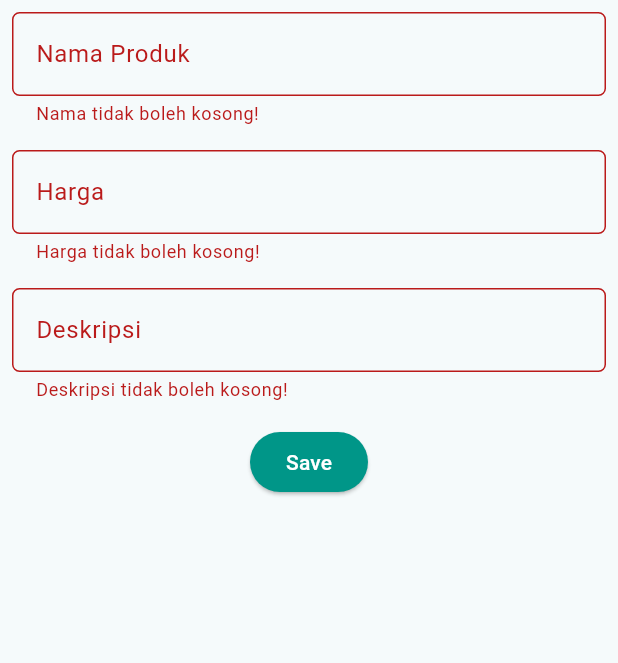
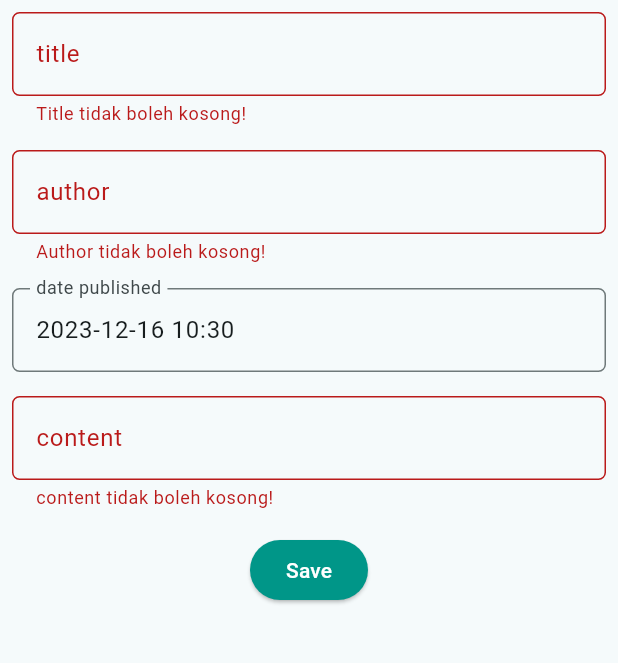
Before and after one commit to pbp-django-project/bookhub-mobile, a Flutter app: the DetailBulletinPage screen opened directly with empty values, after a tap on the "arrow back" icon, after a tap on "Add", after a tap on "Save", on a phone screen of 412 x 824 dp, the part 84-747 px from its top. Run offline on Flutter 3.47's test engine with Material 3 defaults, Android fonts, the phone set to English and light mode, and no system bars; missing offline and left inert: pbp_django_auth; network calls fail.

Commit message:
functionalitas udah jalan semua tinggal UI

```diff
--- a/lib/books/widgets/book_template.dart
+++ b/lib/books/widgets/book_template.dart
@@ -11,11 +11,11 @@ class BookTemplate extends StatelessWidget {
   @override
   Widget build(BuildContext context) {
     return ListTile(
-      contentPadding: EdgeInsets.all(8.0),
+      contentPadding: const EdgeInsets.all(8.0),
       leading: Image.network(snapshot.data![index].fields.coverImg!),
       title: Text(
         "${snapshot.data![index].fields.title}",
-        style: TextStyle(
+        style: const  TextStyle(
           fontWeight: FontWeight.bold
         )
       ),
@@ -24,7 +24,7 @@ class BookTemplate extends StatelessWidget {
       ),
       trailing: Text(
         "${snapshot.data![index].fields.pubYear}",
-        style: TextStyle(
+        style:const TextStyle(
           color: Colors.teal
         )
       ),
--- a/lib/books/widgets/filter_dropdown.dart
+++ b/lib/books/widgets/filter_dropdown.dart
@@ -18,7 +18,7 @@ class _FilterButtonState extends State<FilterButton> {
   @override
   Widget build(BuildContext context) {
     return DropdownButton<String>(
-      padding: EdgeInsets.fromLTRB(5, 0, 0, 3),
+      padding: const EdgeInsets.fromLTRB(5, 0, 0, 3),
       value: dropdownValue,
       icon: const Icon(Icons.arrow_downward),
       elevation: 6,
--- a/lib/bulletin/screens/bulletinlist_form.dart
+++ b/lib/bulletin/screens/bulletinlist_form.dart
@@ -1,7 +1,8 @@
 import 'dart:convert';
+import 'package:bookhub/bulletin/screens/list_bulletin.dart';
 import 'package:bookhub/homepage/screens/left_drawer.dart';
-import 'package:bookhub/homepage/screens/menu.dart';
 import 'package:flutter/material.dart';
+import 'package:intl/intl.dart';
 import 'package:pbp_django_auth/pbp_django_auth.dart';
 import 'package:provider/provider.dart';
 
@@ -15,9 +16,10 @@ class BulletinFormPage extends StatefulWidget {
 
 class _BulletinFormPageState extends State<BulletinFormPage> {
     final _formKey = GlobalKey<FormState>();
-    String _name = "";
-    int _price = 0;
-    String _description = "";
+    String _title = "";
+    String _author = "";
+    DateTime _datePublished = DateTime.now();
+    String _content = "";
 
     @override
     Widget build(BuildContext context) {
@@ -43,20 +45,20 @@ class _BulletinFormPageState extends State<BulletinFormPage> {
                   padding: const EdgeInsets.all(8.0),
                   child: TextFormField(
                     decoration: InputDecoration(
-                      hintText: "Nama Produk",
-                      labelText: "Nama Produk",
+                      hintText: "title",
+                      labelText: "title",
                       border: OutlineInputBorder(
                         borderRadius: BorderRadius.circular(5.0),
                       ),
                     ),
                     onChanged: (String? value) {
                       setState(() {
-                        _name = value!;
+                        _title = value!;
                       });
                     },
                     validator: (String? value) {
                       if (value == null || value.isEmpty) {
-                        return "Nama tidak boleh kosong!";
+                        return "Title tidak boleh kosong!";
                       }
                       return null;
                     },
@@ -66,23 +68,20 @@ class _BulletinFormPageState extends State<BulletinFormPage> {
                   padding: const EdgeInsets.all(8.0),
                   child: TextFormField(
                     decoration: InputDecoration(
-                      hintText: "Harga",
-                      labelText: "Harga",
+                      hintText: "author",
+                      labelText: "author",
                       border: OutlineInputBorder(
                         borderRadius: BorderRadius.circular(5.0),
                       ),
                     ),
                     onChanged: (String? value) {
                       setState(() {
-                        _price = int.parse(value!);
+                        _author = value!;
                       });
                     },
                     validator: (String? value) {
                       if (value == null || value.isEmpty) {
-                        return "Harga tidak boleh kosong!";
-                      }
-                      if (int.tryParse(value) == null) {
-                        return "Harga harus berupa angka!";
+                        return "Author tidak boleh kosong!";
                       }
                       return null;
                     },
@@ -92,20 +91,76 @@ class _BulletinFormPageState extends State<BulletinFormPage> {
                   padding: const EdgeInsets.all(8.0),
                   child: TextFormField(
                     decoration: InputDecoration(
-                      hintText: "Deskripsi",
-                      labelText: "Deskripsi",
+                      hintText: "date_published",
+                      labelText: "date published",
+                      border: OutlineInputBorder(
+                        borderRadius: BorderRadius.circular(5.0),
+                      ),
+                    ),
+                    onTap: () async {
+                    // Tampilkan date picker
+                    DateTime? date = await showDatePicker(
+                      context: context,
+                      initialDate: _datePublished,
+                      firstDate: DateTime(2000),
+                      lastDate: DateTime(2101),
+                    );
+
+                    // Jika pengguna memilih tanggal, tampilkan time picker
+                    if (date != null) {
+                      TimeOfDay? time = await showTimePicker(
+                        context: context,
+                        initialTime: TimeOfDay.fromDateTime(_datePublished),
+                      );
+
+                      // Jika pengguna memilih waktu, gabungkan tanggal dan waktu
+                      if (time != null) {
+                        setState(() {
+                          _datePublished = DateTime(
+                            date.year,
+                            date.month,
+                            date.day,
+                            time.hour,
+                            time.minute,
+                          );
+                        });
+                      }
+                    }
+                  },
+                  validator: (String? value) {
+                    if (_datePublished == null) {
+                      return "Date published tidak boleh kosong!";
+                    }
+                    return null;
+                  },
+                  readOnly: true,
+                  controller: TextEditingController(
+                    text: _datePublished != null
+                        ? DateFormat('yyyy-MM-dd HH:mm').format(_datePublished)
+                        : '',
+                  ),
+                ),
+                ),
+
+                Padding(
+                  padding: const EdgeInsets.all(8.0),
+                  child: TextFormField(
+                    decoration: InputDecoration(
+                      hintText: "content",
+                      labelText: "content",
+
                       border: OutlineInputBorder(
                         borderRadius: BorderRadius.circular(5.0),
                       ),
                     ),
                     onChanged: (String? value) {
                       setState(() {
-                        _description = value!;
+                        _content = value!;
                       });
                     },
                     validator: (String? value) {
                       if (value == null || value.isEmpty) {
-                        return "Deskripsi tidak boleh kosong!";
+                        return "content tidak boleh kosong!";
                       }
                       return null;
                     },
@@ -126,20 +181,21 @@ class _BulletinFormPageState extends State<BulletinFormPage> {
                               // Kirim ke Django dan tunggu respons
 
                               final response = await request.postJson(
-                              "http://127.0.0.1:8000/create-flutter/",
+                              "http://127.0.0.1:8000/bulletin/create-flutter/",
                               jsonEncode(<String, String>{
-                                  'name': _name,
-                                  'price': _price.toString(),
-                                  'description': _description,
+                                  'title': _title,
+                                  'author': _author,
+                                  'date_published': DateFormat('yyyy-MM-dd HH:mm').format(_datePublished),
+                                  'content': _content,
                               }));
                               if (response['status'] == 'success') {
                                   ScaffoldMessenger.of(context)
                                       .showSnackBar(const SnackBar(
-                                  content: Text("Produk baru berhasil disimpan!"),
+                                  content: Text("Bulletin baru berhasil disimpan!"),
                                   ));
                                   Navigator.pushReplacement(
                                       context,
-                                      MaterialPageRoute(builder: (context) => MyHomePage()),
+                                      MaterialPageRoute(builder: (context) => BulletinPage()),
                                   );
                               } else {
                                   ScaffoldMessenger.of(context)
--- a/lib/bulletin/screens/detail_bulletin.dart
+++ b/lib/bulletin/screens/detail_bulletin.dart
@@ -11,10 +11,10 @@ class DetailBulletinPage extends StatefulWidget {
       : super(key: key);
 
   @override
-  _DetailBulletinPageState createState() => _DetailBulletinPageState();
+  DetailBulletinPageState createState() => DetailBulletinPageState();
 }
 
-class _DetailBulletinPageState extends State<DetailBulletinPage> {
+class DetailBulletinPageState extends State<DetailBulletinPage> {
   Future<List<Bulletin>> fetchProduct() async {
     var url =
         Uri.parse('http://127.0.0.1:8000/bulletin/json/${widget.bulletinPk}/');
@@ -27,14 +27,15 @@ class _DetailBulletinPageState extends State<DetailBulletinPage> {
     var data = jsonDecode(utf8.decode(response.bodyBytes));
 
     // melakukan konversi data json menjadi object Product
-    List<Bulletin> list_product = [];
+    List<Bulletin> listProduct = [];
     for (var d in data) {
       if (d != null) {
-        list_product.add(Bulletin.fromJson(d));
+        listProduct.add(Bulletin.fromJson(d));
       }
     }
-    return list_product;
+    return listProduct;
   }
+
 
   @override
   Widget build(BuildContext context) {
@@ -96,10 +97,10 @@ class _DetailBulletinPageState extends State<DetailBulletinPage> {
                                   ),
                                 ),
                                 const SizedBox(height: 10),
-                                Text("${snapshot.data![index].fields.author}"),
+                                Text(snapshot.data![index].fields.author),
                                 const SizedBox(height: 10),
                                 Text(
-                                    "${snapshot.data![index].fields.datePublished.toString().substring(0, 19)}"),
+                                    snapshot.data![index].fields.datePublished.toString().substring(0, 19)),
                                 const SizedBox(height: 10),
                                 Text("${snapshot.data![index].fields.content}"),
                               ],
--- a/lib/bulletin/screens/list_bulletin.dart
+++ b/lib/bulletin/screens/list_bulletin.dart
@@ -1,3 +1,5 @@
+import 'package:bookhub/books/models/book.dart';
+import 'package:bookhub/books/widgets/book_template.dart';
 import 'package:bookhub/bulletin/screens/bulletinlist_form.dart';
 import 'package:bookhub/bulletin/screens/detail_bulletin.dart';
 import 'package:flutter/material.dart';
@@ -10,10 +12,33 @@ class BulletinPage extends StatefulWidget {
   const BulletinPage({Key? key}) : super(key: key);
 
   @override
-  _BulletinPageState createState() => _BulletinPageState();
+  BulletinPageState createState() => BulletinPageState();
 }
 
-class _BulletinPageState extends State<BulletinPage> {
+class BulletinPageState extends State<BulletinPage> {
+
+  String _query = "";
+  //search Query
+  Future<List<Books>> fetchBookRecomendation() async {
+    var url = Uri.parse('http://127.0.0.1:8000/bulletin/book-recomendation/');
+    var response = await http.get(
+      url,
+      headers: { "Content-Type": "application/json"},
+    );
+
+    var data = jsonDecode(utf8.decode(response.bodyBytes));
+
+    List<Books> listBook = [];
+    for (var d in data) {
+      if (d != null) {
+        listBook.add(Books.fromJson(d));
+      }
+    }
+    return listBook;
+
+
+  }
+
   Future<List<Bulletin>> fetchProduct() async {
     var url = Uri.parse('http://127.0.0.1:8000/bulletin/json/');
     var response = await http.get(
@@ -23,32 +48,39 @@ class _BulletinPageState extends State<BulletinPage> {
 
     var data = jsonDecode(utf8.decode(response.bodyBytes));
 
-    List<Bulletin> list_product = [];
+    List<Bulletin> listProduct = [];
     for (var d in data) {
       if (d != null) {
-        list_product.add(Bulletin.fromJson(d));
+        listProduct.add(Bulletin.fromJson(d));
       }
     }
-    return list_product;
+    return listProduct;
   }
 
-  Future<List<Bulletin>> fetchBulletin(String query) async {
+  Future<List<Bulletin>> fetchBulletin() async {
     var url =
-        Uri.parse('http://127.0.0.1:8000/bulletin/search-json/?q=$query/');
+        Uri.parse('http://127.0.0.1:8000/bulletin/json/');
     var response = await http.get(
       url,
       headers: {"Content-Type": "application/json"},
     );
-
     var data = jsonDecode(utf8.decode(response.bodyBytes));
 
-    List<Bulletin> list_search = [];
+    List<Bulletin> listSearch = [];
     for (var d in data) {
       if (d != null) {
-        list_search.add(Bulletin.fromJson(d));
+        listSearch.add(Bulletin.fromJson(d));
+
       }
     }
-    return list_search;
+
+    if(_query.isNotEmpty){
+      listSearch = listSearch.where((bulletin){
+        return bulletin.fields.title.toLowerCase().contains(_query.toLowerCase()) ||
+        bulletin.fields.content.toLowerCase().contains(_query.toLowerCase());
+      }).toList();
+    }
+    return listSearch;
   }
 
   @override
@@ -90,6 +122,10 @@ class _BulletinPageState extends State<BulletinPage> {
                     prefixIcon: Icon(Icons.search),
                   ),
                   onChanged: (value) {
+                    setState(() {
+                      // Set state or variables used by FutureBuilder
+                      _query = value;
+                    });
                     // Handle search logic here
                   },
                 ),
@@ -121,20 +157,18 @@ class _BulletinPageState extends State<BulletinPage> {
           ],
         ),
         FutureBuilder(
-            future: fetchProduct(),
-            builder: (context, AsyncSnapshot snapshot) {
-              if (snapshot.data == null) {
+          future: _query.isEmpty ? fetchProduct() : fetchBulletin(),
+          builder: (context, AsyncSnapshot<List<Bulletin>> snapshot) {
+            if (snapshot.connectionState == ConnectionState.waiting) {
               return const Center(child: CircularProgressIndicator());
             } else {
-                if (!snapshot.hasData) {
-                  return const Column(
+              if (snapshot.data!.isEmpty) {
+                return Column(
                   children: [
                     Text(
-                        "Tidak ada data bulletin.",
-                        style:
-                            TextStyle(color: Color(0xff59A5D8), fontSize: 20),
-                      ),
-                      SizedBox(height: 8),
+                      "No result found for '$_query'. Please try a different search.",
+                      style: const TextStyle(color: Colors.black, fontSize: 20),
+                    )
                   ],
                 );
               } else {
@@ -157,12 +191,13 @@ class _BulletinPageState extends State<BulletinPage> {
                                 context,
                                 MaterialPageRoute(
                                   builder: (context) => DetailBulletinPage(
-                                        bulletinPk: snapshot.data![index].pk),
+                                    bulletinPk: snapshot.data![index].pk,
+                                  ),
                                 ),
                               );
                             },
                             child: Text(
-                                "${snapshot.data![index].fields.title}",
+                              snapshot.data![index].fields.title,
                               style: const TextStyle(
                                 fontSize: 18.0,
                                 fontWeight: FontWeight.bold,
@@ -171,7 +206,7 @@ class _BulletinPageState extends State<BulletinPage> {
                           ),
                           const SizedBox(height: 5),
                           Text(
-                              "${snapshot.data![index].fields.content.length > 200 ? '${snapshot.data![index].fields.content.substring(0, 400)}...' : snapshot.data![index].fields.content}",
+                            snapshot.data![index].fields.content.length > 200 ? '${snapshot.data![index].fields.content.substring(0, 400)}...' : snapshot.data![index].fields.content,
                           ),
                         ],
                       ),
@@ -182,6 +217,21 @@ class _BulletinPageState extends State<BulletinPage> {
             }
           },
         ),
+        FutureBuilder(
+          future: fetchBookRecomendation(),
+          builder: (context, AsyncSnapshot snapshot) {
+            if (snapshot.connectionState == ConnectionState.waiting) {
+              return const Center(child: CircularProgressIndicator());
+            } else {
+              return Expanded(
+                child: ListView.builder(
+                    itemCount: snapshot.data!.length,
+                    itemBuilder: (context, index) =>
+                        BookTemplate(snapshot, index)),
+              );
+            }
+          },
+        )
       ], // Add a comma here
     ),
   );
--- a/lib/homepage/screens/left_drawer.dart
+++ b/lib/homepage/screens/left_drawer.dart
@@ -104,7 +104,7 @@ class LeftDrawer extends StatelessWidget {
             },
           ),
           ListTile(
-            leading: Icon(IconData(0xf0541, fontFamily: 'MaterialIcons')), // Using IconData directly),
+            leading:const Icon(IconData(0xf0541, fontFamily: 'MaterialIcons')), // Using IconData directly),
             title: const Text('Bulletin'),
             onTap: () {
               Navigator.pushReplacement(
--- a/lib/main.dart
+++ b/lib/main.dart
@@ -1,7 +1,5 @@
 import 'package:bookhub/homepage/screens/menu.dart';
 import 'package:flutter/material.dart';
-import 'package:bookhub/homepage/screens/login.dart';
-import 'package:bookhub/books/screens/book_list.dart';
 import 'package:pbp_django_auth/pbp_django_auth.dart';
 import 'package:provider/provider.dart';
 
```
Also changed, not shown: 1 other file. Lines whose indentation alone changed are shown as unchanged.
